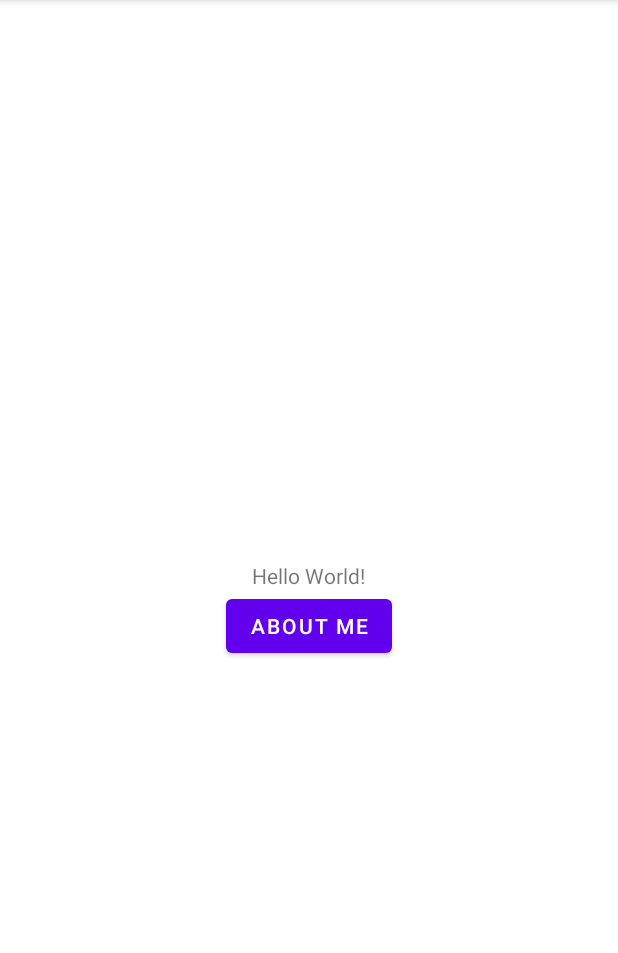
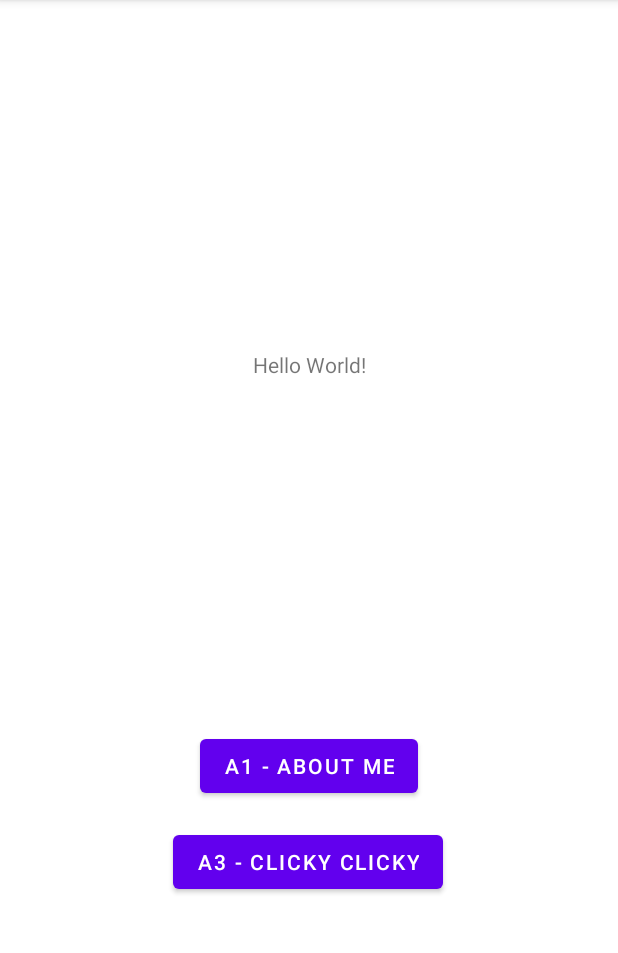
Before and after one commit to martapalermo/5520_SemesterApp, an Android app: the screen it shows after launch (MainActivity), on a phone screen of 412 x 824 dp, the part 84-1037 px from its top. Run offline under Robolectric (Android 15) with nearby library versions, the phone set to English and light mode, and no system bars.

Commit message:
added buttons to A3 + changed to constraint layout

```diff
--- a/app/src/main/res/layout/activity_main.xml
+++ b/app/src/main/res/layout/activity_main.xml
@@ -1,5 +1,5 @@
 <?xml version="1.0" encoding="utf-8"?>
-<RelativeLayout xmlns:android="http://schemas.android.com/apk/res/android"
+<androidx.constraintlayout.widget.ConstraintLayout xmlns:android="http://schemas.android.com/apk/res/android"
     xmlns:app="http://schemas.android.com/apk/res-auto"
     xmlns:tools="http://schemas.android.com/tools"
     android:layout_width="match_parent"
@@ -7,20 +7,36 @@
     tools:context=".MainActivity">
 
     <TextView
-        android:id="@+id/textView"
+        android:id="@+id/helloWorld"
         android:layout_width="wrap_content"
         android:layout_height="wrap_content"
         android:text="@string/hello_world"
-        android:layout_centerHorizontal="true"
-        android:layout_centerVertical="true" />
+        app:layout_constraintBottom_toTopOf="@id/aboutMe"
+        app:layout_constraintEnd_toEndOf="parent"
+        app:layout_constraintStart_toStartOf="parent"
+        app:layout_constraintTop_toTopOf="parent" />
 
     <Button
         android:id="@+id/aboutMe"
-        android:text="About Me"
         android:layout_width="wrap_content"
         android:layout_height="wrap_content"
-        android:layout_below="@id/textView"
-        android:layout_centerHorizontal="true"
-        />
+        android:text="@string/a1_about_me"
+        app:layout_constraintBottom_toBottomOf="parent"
+        app:layout_constraintEnd_toEndOf="parent"
+        app:layout_constraintStart_toStartOf="parent"
+        app:layout_constraintTop_toBottomOf="@id/helloWorld" />
 
-</RelativeLayout>
+    <Button
+        android:id="@+id/clickyClick"
+        android:layout_width="wrap_content"
+        android:layout_height="wrap_content"
+        android:text="@string/a3_clicky_clicky"
+        app:layout_constraintBottom_toBottomOf="parent"
+        app:layout_constraintEnd_toEndOf="parent"
+        app:layout_constraintHorizontal_bias="0.497"
+        app:layout_constraintStart_toStartOf="parent"
+        app:layout_constraintTop_toBottomOf="@id/aboutMe"
+        app:layout_constraintVertical_bias="0.086" />
+
+
+</androidx.constraintlayout.widget.ConstraintLayout>
```
Also changed, not shown: app/src/main/res/layout/activity_about.xml (+7 -7 lines), app/src/main/res/layout/activity_clickyclik.xml (added, +95 -0 lines), app/src/main/res/values/strings.xml (+11 -0 lines).
